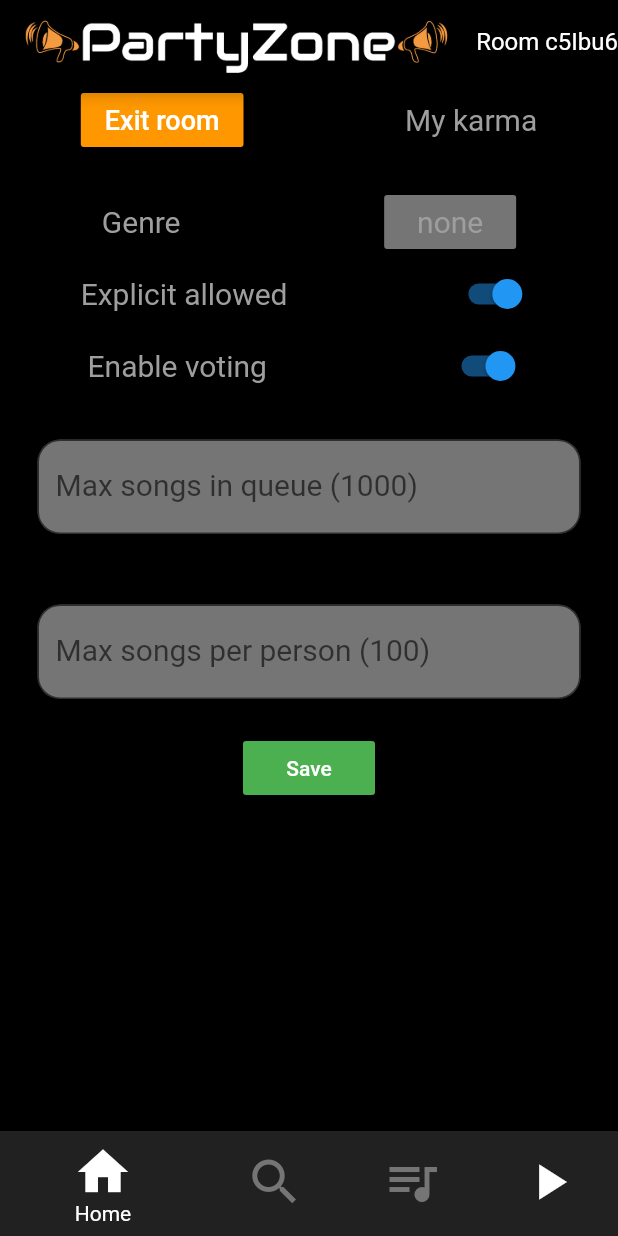
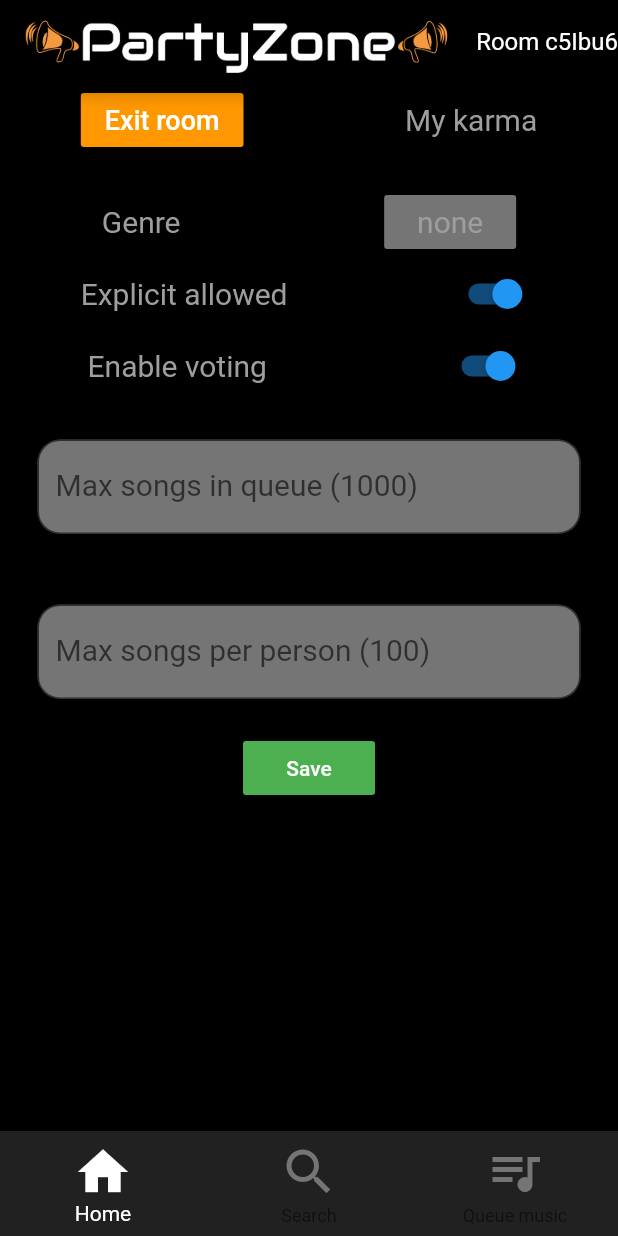
Before and after one commit to NystromAnton/Spotify_Group_Queue, a Flutter app: the screen it shows after launch, after a tap on "Create Room", on a phone screen of 412 x 824 dp. Run offline on Flutter 3.47's test engine with Material 2 defaults, Android fonts, the phone set to English and light mode, and no system bars; our stand-ins replace cloud_firestore, cloud_functions, random_string; accounts and stored records are empty; network calls fail.

Commit message:
Search works with web API

```diff
--- a/PartyZone/lib/credentials.dart
+++ b/PartyZone/lib/credentials.dart
@@ -2,4 +2,6 @@ class Credentials {
   static String clientId = "7f7b041e7c2f4c49996c8ada2c641ca7";
   static String redirectUrl = "spotify-flutter://callback";
   static String authToken = null;
+
+  static String state = null;
 }
--- a/PartyZone/lib/home_widget.dart
+++ b/PartyZone/lib/home_widget.dart
@@ -34,12 +34,11 @@ class _HomeState extends State<Home> {
 
     QueuePage queuePage = QueuePage();
 
-    SpotifyTestPage testPage = SpotifyTestPage();
+
 
     _children.add(housePage);
     _children.add(searchPage);
     _children.add(queuePage);
-    _children.add(testPage);
 
     return Scaffold(
       appBar: AppBar(
@@ -98,8 +97,6 @@ class _HomeState extends State<Home> {
                           color: _currentIndex == 2
                               ? Colors.white
                               : Theme.of(context).buttonColor))),
-              BottomNavigationBarItem(
-                  icon: Icon(Icons.play_arrow), title: Text("Test")),
             ],
             fixedColor: Colors.white,
             iconSize: 40.0,
--- a/PartyZone/lib/loginpage.dart
+++ b/PartyZone/lib/loginpage.dart
@@ -28,12 +28,12 @@ class LoginPage extends StatefulWidget {
 
 class _LoginState extends State<LoginPage> {
   final roomEntry = TextEditingController();
-  bool _connectedToSpotify = false;
+  //bool _connectedToSpotify = false;
 
   @override
   void initState() {
     super.initState();
-    initConnector();
+    //initConnector();
   }
 
   @override
@@ -41,27 +41,6 @@ class _LoginState extends State<LoginPage> {
     // Clean up the controller when the Widget is disposed
     roomEntry.dispose();
     super.dispose();
-  }
-
-  /// Initialize the spotify playback sdk, by calling spotifyConnect
-  Future<void> initConnector() async {
-    try {
-      await SpotifyPlayback.spotifyConnect(
-              clientId: Credentials.clientId,
-              redirectUrl: Credentials.redirectUrl)
-          .then((connected) {
-        if (!mounted) return;
-        // If the method call is successful, update the state to reflect this change
-        setState(() {
-          _connectedToSpotify = connected;
-        });
-      }, onError: (error) {
-        // If the method call trows an error, print the error to see what went wrong
-        print(error);
-      });
-    } on PlatformException {
-      print('Failed to connect.');
-    }
   }
 
   Future<void> getAuthToken() async {
--- a/PartyZone/lib/main.dart
+++ b/PartyZone/lib/main.dart
@@ -7,7 +7,6 @@ import 'package:cloud_functions/cloud_functions.dart';
 void main() => runApp(App());
 
 class App extends StatelessWidget {
-
   // This widget is the root of your application.
   @override
   Widget build(BuildContext context) {
@@ -20,19 +19,24 @@ class App extends StatelessWidget {
             buttonColor: Colors.grey[600], // Nav bar buttons
 
             textTheme: TextTheme(
-              display1: TextStyle( // House page text
+                display1: TextStyle(
+                    // House page text
                     fontSize: 20.0,
                     color: Colors.grey[500]),
-              display2: TextStyle( // Search Text Font
+                display2: TextStyle(
+                  // Search Text Font
                   fontSize: 20.0,
                   color: Colors.grey[1000],
                 ),
+                display3: TextStyle(
+                    // Search page results font
+                    color: Colors.grey[300],
+                    fontSize: 22.0),
                 button: TextStyle(color: Colors.white))),
         home: new LoginPage(),
         routes: {
           "/home": (_) => new Home(),
           "/login": (_) => new LoginPage(),
-      }
-    );
+        });
   }
 }
--- a/PartyZone/lib/queuepage.dart
+++ b/PartyZone/lib/queuepage.dart
@@ -37,7 +37,6 @@ class _QueueState extends State<QueuePage> {
         color: Colors.white10,
         child: ListTile(
            leading: FlutterLogo(size: 56.0),
-            //TODO Hämta låtens albumbild hit
             title: Text(document["song"],
               style: TextStyle(color: Colors.white, fontSize: 18),
             ),
@@ -96,9 +95,8 @@ class _QueueState extends State<QueuePage> {
 
               callable.call({
                 "roomname": Room.instance.roomName,
-                "song": "GPS",
-                "artist": "Basshunter",
-                "uri": "spotify:track:0l7hq0EGBOki5E6uCWrzwk",
+                "id": "spotify:track:0l7hq0EGBOki5E6uCWrzwk",
+                "submitter": "placeholder",
                 "votes": 0});
             },
             tooltip: 'New Document',
```
Also changed, not shown: PartyZone/lib/searchpage.dart (+101 -46 lines). Lines whose indentation alone changed are shown as unchanged.
